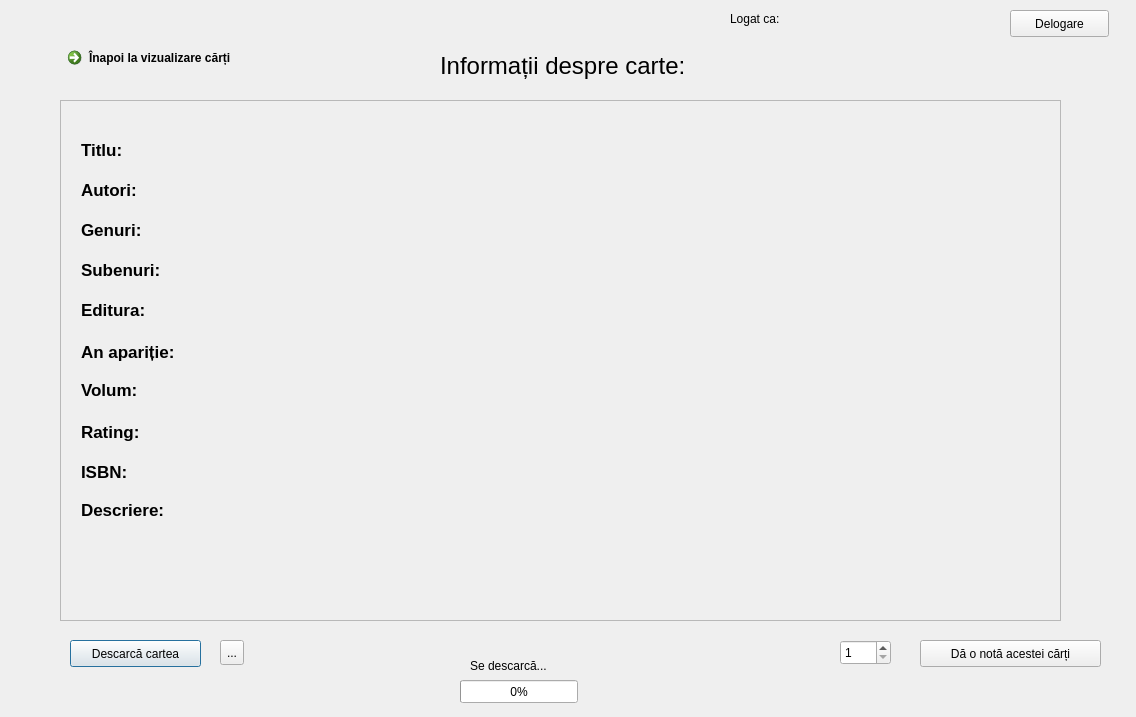
First picture: the form in ClientUIV3/view.ui, repository baetuc/ReadsProfiler, before the edit.
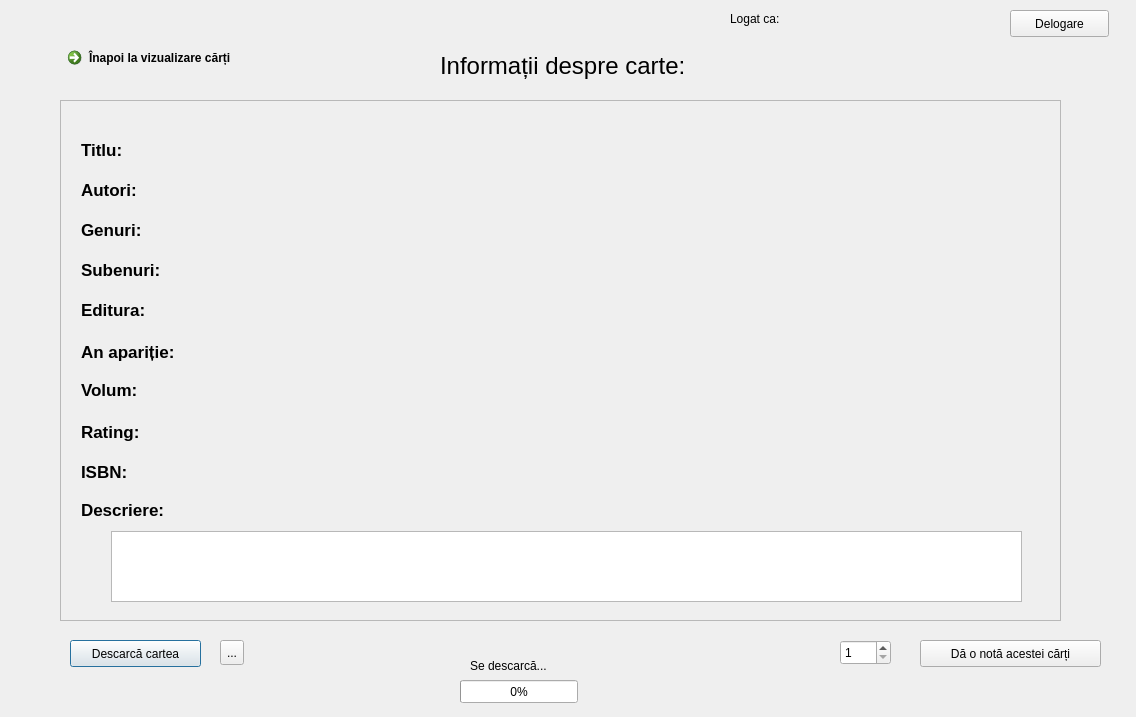
Second picture: the form after the edit.

Diff of the .ui file:
```diff
--- a/ClientUIV3/view.ui
+++ b/ClientUIV3/view.ui
@@ -394,24 +394,6 @@
       <string/>
      </property>
     </widget>
-    <widget class="QLabel" name="description">
-     <property name="geometry">
-      <rect>
-       <x>160</x>
-       <y>400</y>
-       <width>801</width>
-       <height>101</height>
-      </rect>
-     </property>
-     <property name="font">
-      <font>
-       <pointsize>13</pointsize>
-      </font>
-     </property>
-     <property name="text">
-      <string/>
-     </property>
-    </widget>
     <widget class="QLabel" name="label_11">
      <property name="geometry">
       <rect>
@@ -450,6 +432,21 @@
       <string/>
      </property>
     </widget>
+    <widget class="QPlainTextEdit" name="description">
+     <property name="geometry">
+      <rect>
+       <x>50</x>
+       <y>430</y>
+       <width>911</width>
+       <height>71</height>
+      </rect>
+     </property>
+     <property name="font">
+      <font>
+       <pointsize>13</pointsize>
+      </font>
+     </property>
+    </widget>
    </widget>
   </widget>
   <widget class="QToolButton" name="toolButton">
```
